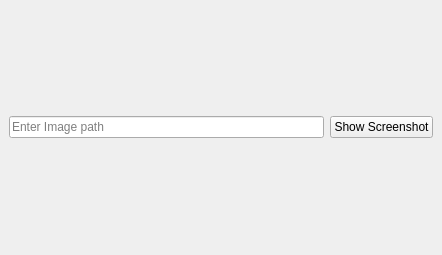
Qt form main_ui.ui (zhangwanjun4843/image_viewer) before a commit.
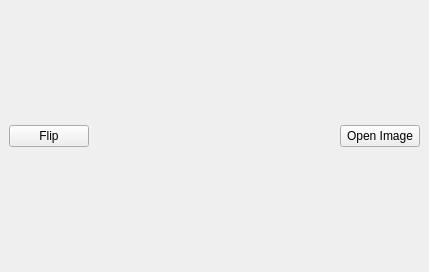
The same form after that commit.

Commit message: added flip button

Diff of the .ui file:
```diff
--- a/main_ui.ui
+++ b/main_ui.ui
@@ -6,8 +6,8 @@
    <rect>
     <x>0</x>
     <y>0</y>
-    <width>442</width>
-    <height>255</height>
+    <width>429</width>
+    <height>272</height>
    </rect>
   </property>
   <property name="sizePolicy">
@@ -33,16 +33,29 @@
     <item>
      <layout class="QHBoxLayout" name="horizontalLayout">
       <item>
-       <widget class="QLineEdit" name="lineEdit">
-        <property name="placeholderText">
-         <string>Enter Image path</string>
+       <widget class="QPushButton" name="pushButton_2">
+        <property name="text">
+         <string>Flip</string>
         </property>
        </widget>
       </item>
+      <item>
+       <spacer name="horizontalSpacer">
+        <property name="orientation">
+         <enum>Qt::Horizontal</enum>
+        </property>
+        <property name="sizeHint" stdset="0">
+         <size>
+          <width>40</width>
+          <height>20</height>
+         </size>
+        </property>
+       </spacer>
+      </item>
       <item>
        <widget class="QPushButton" name="pushButton">
         <property name="text">
-         <string>Show Screenshot</string>
+         <string>Open Image</string>
         </property>
        </widget>
       </item>
```
Left out of the diff: 6 changed lines with no effect on the pictures. The commit also changes 2 other files.
